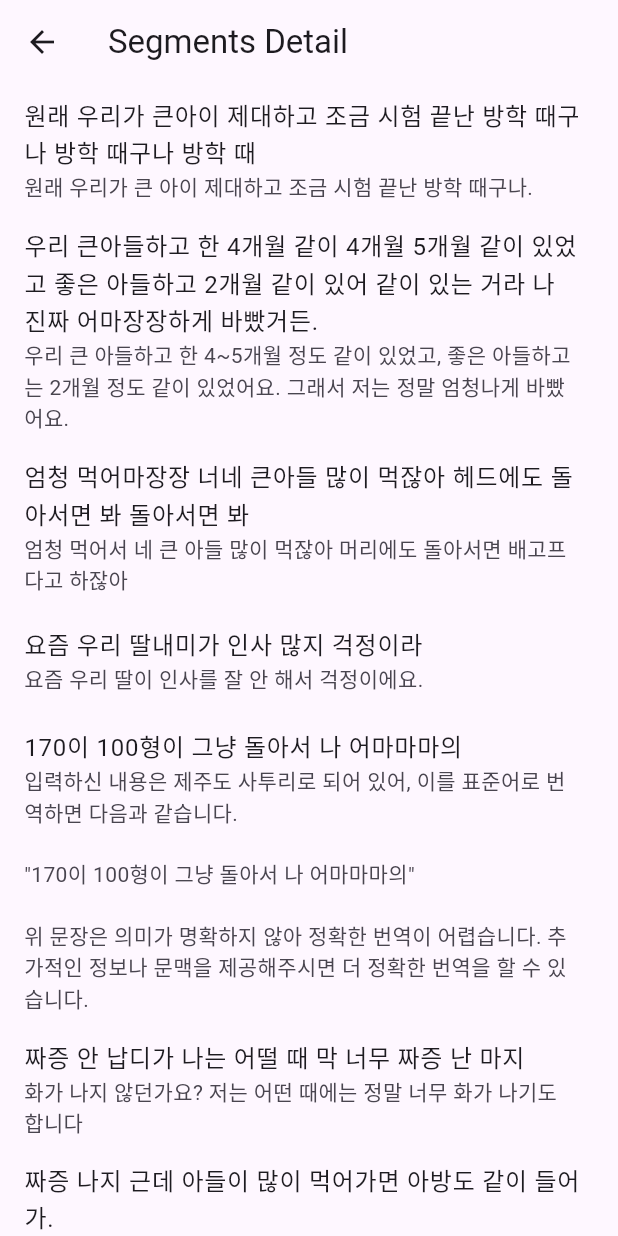
After one commit to jaesung08/JeJalJeJal, a Flutter app: the ResultDetailScreen screen opened directly, on a phone screen of 412 x 824 dp. The commit adds this screen. Run offline on Flutter 3.47's test engine with Material 3 defaults, Android fonts, the phone set to English and light mode, and no system bars; our stand-ins replace contacts_service, device_info_plus, dio, drift, file_picker, permission_handler and 1 more; missing offline and left inert: easy_folder_picker, flutter_foreground_task, flutter_overlay_window, phone_state; accounts and stored records are empty; generated files the repository leaves out were written again; statements that could not run were skipped.

```diff
--- /dev/null
+++ b/frontend/lib/screens/result_detail_screen.dart
@@ -0,0 +1,62 @@
+import 'package:flutter/material.dart';
+import 'package:jejal_project/models/file_result_model.dart';
+
+class ResultDetailScreen extends StatelessWidget {
+  final FileResultModel fileResult = FileResultModel.fromJson({
+    "status": 200,
+    "message": "clova speech 통신 완료",
+    "data": {
+      "segments": [
+        {
+          "jeju": "원래 우리가 큰아이 제대하고 조금 시험 끝난 방학 때구나 방학 때구나 방학 때",
+          "translated": "원래 우리가 큰 아이 제대하고 조금 시험 끝난 방학 때구나."
+        },
+        {
+          "jeju": "우리 큰아들하고 한 4개월 같이 4개월 5개월 같이 있었고 좋은 아들하고 2개월 같이 있어 같이 있는 거라 나 진짜 어마장장하게 바빴거든.",
+          "translated": "우리 큰 아들하고 한 4~5개월 정도 같이 있었고, 좋은 아들하고는 2개월 정도 같이 있었어요. 그래서 저는 정말 엄청나게 바빴어요."
+        },
+        {
+          "jeju": "엄청 먹어마장장 너네 큰아들 많이 먹잖아 헤드에도 돌아서면 봐 돌아서면 봐",
+          "translated": "엄청 먹어서 네 큰 아들 많이 먹잖아 머리에도 돌아서면 배고프다고 하잖아"
+        },
+        {
+          "jeju": "요즘 우리 딸내미가 인사 많지 걱정이라",
+          "translated": "요즘 우리 딸이 인사를 잘 안 해서 걱정이에요."
+        },
+        {
+          "jeju": "170이 100형이 그냥 돌아서 나 어마마마의",
+          "translated": "입력하신 내용은 제주도 사투리로 되어 있어, 이를 표준어로 번역하면 다음과 같습니다.\n\n\"170이 100형이 그냥 돌아서 나 어마마마의\"\n\n위 문장은 의미가 명확하지 않아 정확한 번역이 어렵습니다. 추가적인 정보나 문맥을 제공해주시면 더 정확한 번역을 할 수 있습니다."
+        },
+        {
+          "jeju": "짜증 안 납디가 나는 어떨 때 막 너무 짜증 난 마지",
+          "translated": "화가 나지 않던가요? 저는 어떤 때에는 정말 너무 화가 나기도 합니다"
+        },
+        {
+          "jeju": "짜증 나지 근데 아들이 많이 먹어가면 아방도 같이 들어가.",
+          "translated": "화가 나지만 아이들이 많이 먹으면 아버지도 함께 들어가요."
+        }
+      ]
+    }
+  });
+
+  ResultDetailScreen({Key? key}) : super(key: key);
+
+  @override
+  Widget build(BuildContext context) {
+    return Scaffold(
+      appBar: AppBar(
+        title: Text('Segments Detail'),
+      ),
+      body: ListView.builder(
+        itemCount: fileResult.data!.segments!.length,
+        itemBuilder: (context, index) {
+          var segment = fileResult.data!.segments![index];
+          return ListTile(
+            title: Text(segment.jeju ?? 'No Jeju Text'),
+            subtitle: Text(segment.translated ?? 'No Translation'),
+          );
+        },
+      ),
+    );
+  }
+}
```
Also changed, not shown: frontend/lib/screens/result_screen_detail.dart (deleted, +0 -31 lines), frontend/lib/screens/select_file_screen.dart (+15 -16 lines), frontend/pubspec.yaml (+19 -0 lines), 12 other files.
